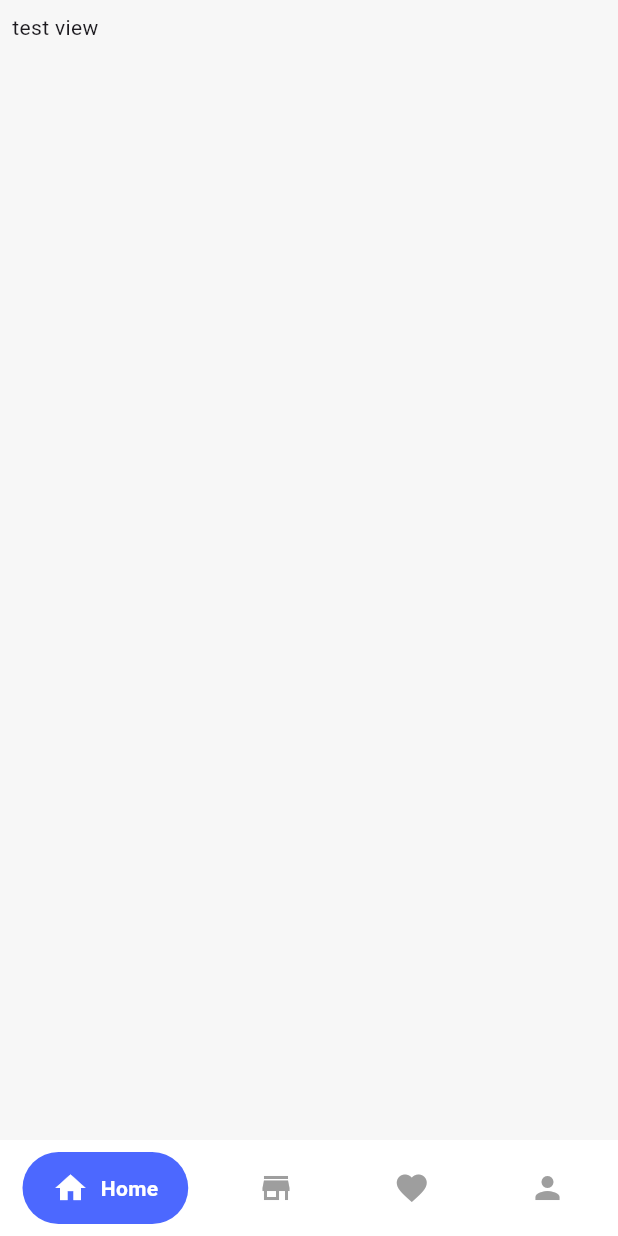
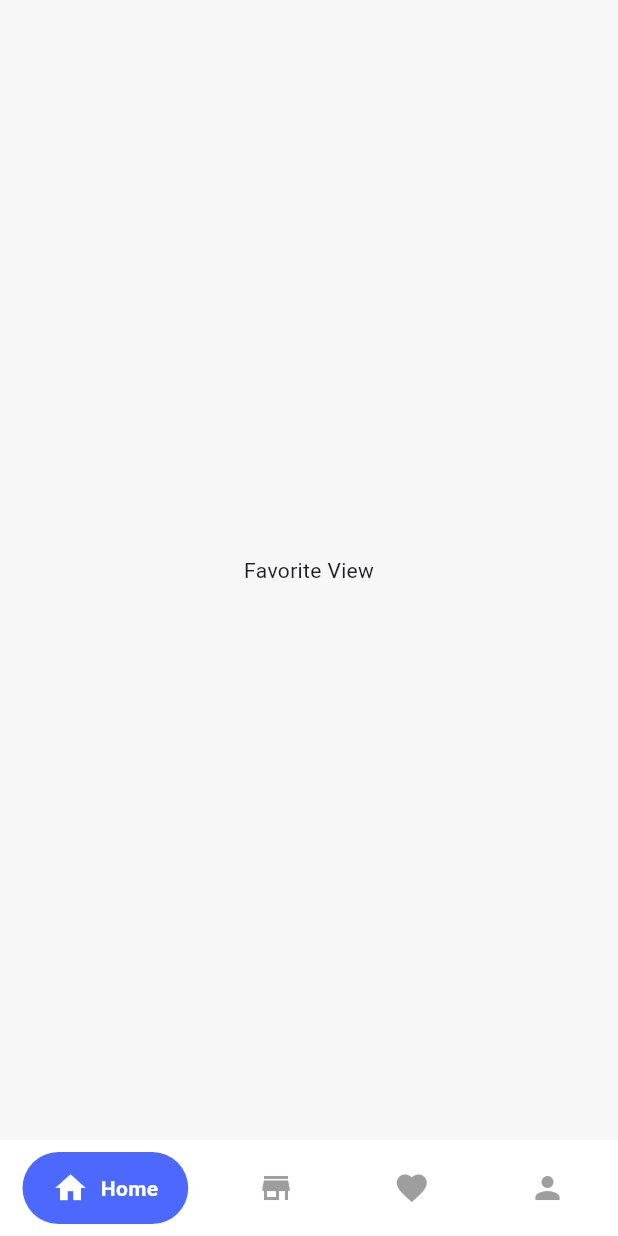
Before and after one commit to blalfayed/ecommerce_supabase, a Flutter app: the MainHomeView screen opened directly, on a phone screen of 412 x 824 dp. Run offline on Flutter 3.47's test engine with Material 3 defaults, Android fonts, the light colour scheme and no system bars; drawn by our look-alikes of google_nav_bar.

Commit message:
create app views

```diff
--- a/lib/views/auth/ui/login_view.dart
+++ b/lib/views/auth/ui/login_view.dart
@@ -80,7 +80,7 @@ class LoginView extends StatelessWidget {
                       CustomRowWithArrowBtn(
                         text: 'Login With Google',
                         onTap: () {
-                          navigateTo(context, const MainHomeView());
+                          navigateTo(context, MainHomeView());
                         },
                       ),
                       const SizedBox(
--- /dev/null
+++ b/lib/views/favorite/ui/favorite_view.dart
@@ -0,0 +1,12 @@
+import 'package:flutter/material.dart';
+
+class FavoriteView extends StatelessWidget {
+  const FavoriteView({super.key});
+
+  @override
+  Widget build(BuildContext context) {
+    return const Center(
+      child: Text('Favorite View'),
+    );
+  }
+}
--- a/lib/views/nav_bar/ui/main_home_view.dart
+++ b/lib/views/nav_bar/ui/main_home_view.dart
@@ -1,29 +1,35 @@
 import 'package:ecommerce_supabase/core/app_colors.dart';
+import 'package:ecommerce_supabase/views/favorite/ui/favorite_view.dart';
+import 'package:ecommerce_supabase/views/home/ui/home_view.dart';
+import 'package:ecommerce_supabase/views/profile/ui/profile_view.dart';
+import 'package:ecommerce_supabase/views/store/ui/store_view.dart';
 import 'package:flutter/material.dart';
 import 'package:google_nav_bar/google_nav_bar.dart';
 
 class MainHomeView extends StatelessWidget {
-  const MainHomeView({super.key});
-
+  MainHomeView({super.key});
+  final List<Widget> views = [
+    const HomeView(),
+    const StoreView(),
+    const FavoriteView(),
+    const ProfileView()
+  ];
   @override
   Widget build(BuildContext context) {
     return Scaffold(
       body: SafeArea(
-          child: Padding(
-        padding: const EdgeInsets.all(8),
-        child: Container(child: Text('test view')),
-      )),
+        child: views[2],
+      ),
       bottomNavigationBar: Container(
         decoration: const BoxDecoration(color: AppColors.kWhiteColor),
-        child: Padding(
-          padding: const EdgeInsets.symmetric(vertical: 8, horizontal: 15),
+        child: const Padding(
+          padding: EdgeInsets.symmetric(vertical: 8, horizontal: 15),
           child: GNav(
               rippleColor: AppColors
                   .kPrimaryColor, // tab button ripple color when pressed
               hoverColor: AppColors.kPrimaryColor, // tab button hover color
               haptic: true, // haptic feedback// tab button shadow
-              duration:
-                  const Duration(milliseconds: 400), // tab animation duration
+              duration: Duration(milliseconds: 400), // tab animation duration
               gap: 8, // the tab button gap between icon and text
               color: AppColors.kGreyColor, // unselected icon color
               activeColor:
@@ -31,7 +37,7 @@ class MainHomeView extends StatelessWidget {
               iconSize: 24, // tab button icon size
               tabBackgroundColor:
                   AppColors.kPrimaryColor, // selected tab background color
-              padding: const EdgeInsets.symmetric(
+              padding: EdgeInsets.symmetric(
                   horizontal: 20, vertical: 12), // navigation bar padding
               tabs: [
                 GButton(
```
Also changed, not shown: lib/views/home/ui/home_view.dart (added, +12 -0 lines), lib/views/profile/ui/profile_view.dart (added, +12 -0 lines), lib/views/store/ui/store_view.dart (added, +12 -0 lines).
